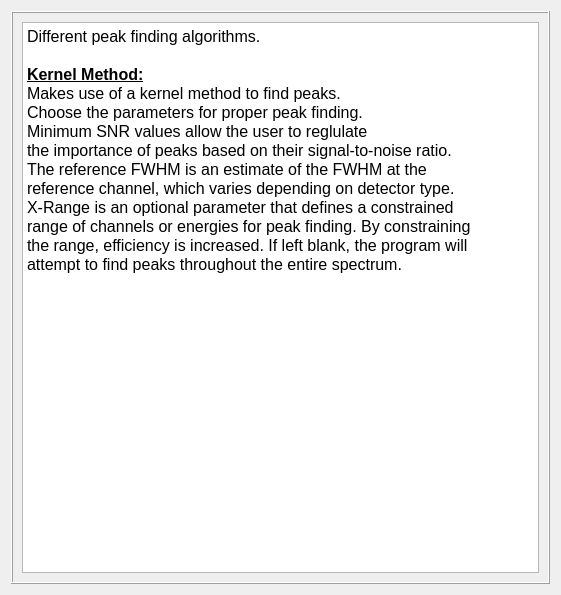
This is nasagamma/win_info_peak_find.ui in mauricioAyllon/NASA-gamma as Qt 5 draws it before an edit. The edited form follows.
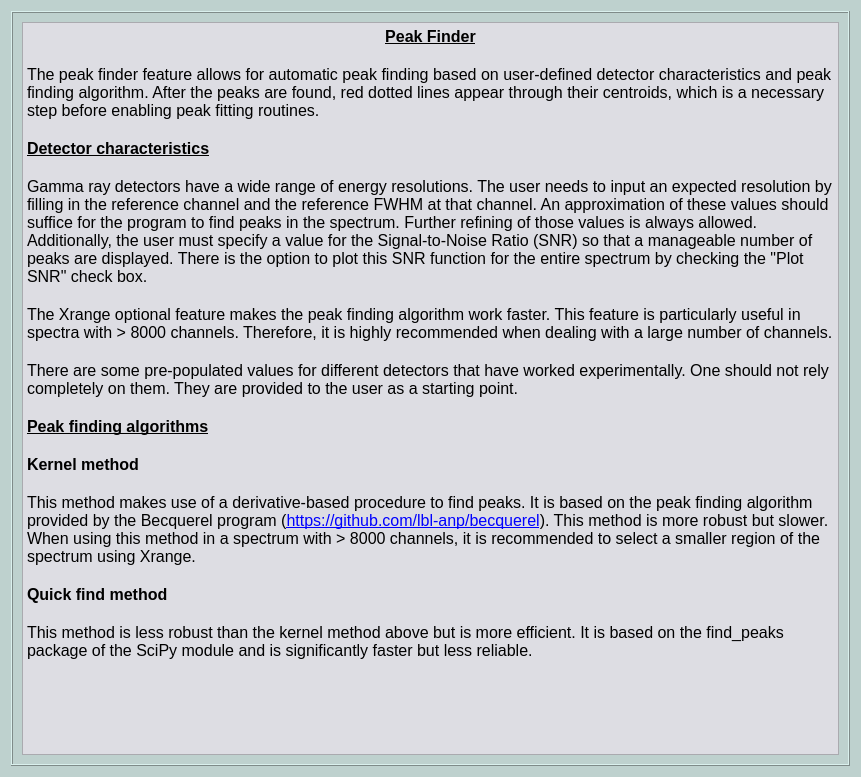
This is the edited form.

Diff of the .ui file:
```diff
--- a/nasagamma/win_info_peak_find.ui
+++ b/nasagamma/win_info_peak_find.ui
@@ -6,13 +6,17 @@
    <rect>
     <x>0</x>
     <y>0</y>
-    <width>561</width>
-    <height>595</height>
+    <width>861</width>
+    <height>777</height>
    </rect>
   </property>
   <property name="windowTitle">
    <string>Dialog</string>
   </property>
+  <property name="styleSheet">
+   <string notr="true">background-color: rgb(190, 209, 206);
+</string>
+  </property>
   <layout class="QGridLayout" name="gridLayout">
    <item row="0" column="0">
     <widget class="QFrame" name="frame">
@@ -25,24 +29,36 @@
      <layout class="QGridLayout" name="gridLayout_2">
       <item row="0" column="0">
        <widget class="QTextEdit" name="textEdit">
+        <property name="styleSheet">
+         <string notr="true">background-color: rgb(221, 221, 227);</string>
+        </property>
         <property name="html">
          <string>&lt;!DOCTYPE HTML PUBLIC &quot;-//W3C//DTD HTML 4.0//EN&quot; &quot;http://www.w3.org/TR/REC-html40/strict.dtd&quot;&gt;
 &lt;html&gt;&lt;head&gt;&lt;meta name=&quot;qrichtext&quot; content=&quot;1&quot; /&gt;&lt;style type=&quot;text/css&quot;&gt;
 p, li { white-space: pre-wrap; }
 &lt;/style&gt;&lt;/head&gt;&lt;body style=&quot; font-family:'MS Shell Dlg 2'; font-size:7.8pt; font-weight:400; font-style:normal;&quot;&gt;
-&lt;p style=&quot; margin-top:0px; margin-bottom:0px; margin-left:0px; margin-right:0px; -qt-block-indent:0; text-indent:0px;&quot;&gt;&lt;span style=&quot; font-size:12pt;&quot;&gt;Different peak finding algorithms.&lt;/span&gt;&lt;/p&gt;
+&lt;p align=&quot;center&quot; style=&quot; margin-top:0px; margin-bottom:0px; margin-left:0px; margin-right:0px; -qt-block-indent:0; text-indent:0px;&quot;&gt;&lt;span style=&quot; font-size:12pt; font-weight:600; text-decoration: underline;&quot;&gt;Peak Finder&lt;/span&gt;&lt;/p&gt;
+&lt;p align=&quot;center&quot; style=&quot;-qt-paragraph-type:empty; margin-top:0px; margin-bottom:0px; margin-left:0px; margin-right:0px; -qt-block-indent:0; text-indent:0px; font-size:12pt; font-weight:600; text-decoration: underline;&quot;&gt;&lt;br /&gt;&lt;/p&gt;
+&lt;p style=&quot; margin-top:0px; margin-bottom:0px; margin-left:0px; margin-right:0px; -qt-block-indent:0; text-indent:0px;&quot;&gt;&lt;span style=&quot; font-size:12pt;&quot;&gt;The peak finder feature allows for automatic peak finding based on user-defined detector characteristics and peak finding algorithm. After the peaks are found, red dotted lines appear through their centroids, which is a necessary step before enabling peak fitting routines.&lt;/span&gt;&lt;/p&gt;
 &lt;p style=&quot;-qt-paragraph-type:empty; margin-top:0px; margin-bottom:0px; margin-left:0px; margin-right:0px; -qt-block-indent:0; text-indent:0px; font-size:12pt;&quot;&gt;&lt;br /&gt;&lt;/p&gt;
-&lt;p style=&quot; margin-top:0px; margin-bottom:0px; margin-left:0px; margin-right:0px; -qt-block-indent:0; text-indent:0px;&quot;&gt;&lt;span style=&quot; font-size:12pt; font-weight:600; text-decoration: underline;&quot;&gt;Kernel Method:&lt;/span&gt;&lt;/p&gt;
-&lt;p style=&quot; margin-top:0px; margin-bottom:0px; margin-left:0px; margin-right:0px; -qt-block-indent:0; text-indent:0px;&quot;&gt;&lt;span style=&quot; font-size:12pt;&quot;&gt;Makes use of a kernel method to find peaks.&lt;/span&gt;&lt;/p&gt;
-&lt;p style=&quot; margin-top:0px; margin-bottom:0px; margin-left:0px; margin-right:0px; -qt-block-indent:0; text-indent:0px;&quot;&gt;&lt;span style=&quot; font-size:12pt; color:#000000;&quot;&gt;Choose the parameters for proper peak finding.&lt;/span&gt;&lt;/p&gt;
-&lt;p style=&quot; margin-top:0px; margin-bottom:0px; margin-left:0px; margin-right:0px; -qt-block-indent:0; text-indent:0px;&quot;&gt;&lt;span style=&quot; font-size:12pt; color:#000000;&quot;&gt;Minimum SNR values allow the user to reglulate&lt;/span&gt;&lt;/p&gt;
-&lt;p style=&quot; margin-top:0px; margin-bottom:0px; margin-left:0px; margin-right:0px; -qt-block-indent:0; text-indent:0px;&quot;&gt;&lt;span style=&quot; font-size:12pt; color:#000000;&quot;&gt;the importance of peaks based on their signal-to-noise ratio. &lt;/span&gt;&lt;/p&gt;
-&lt;p style=&quot; margin-top:0px; margin-bottom:0px; margin-left:0px; margin-right:0px; -qt-block-indent:0; text-indent:0px;&quot;&gt;&lt;span style=&quot; font-size:12pt; color:#000000;&quot;&gt;The reference FWHM is an estimate of the FWHM at the&lt;/span&gt;&lt;/p&gt;
-&lt;p style=&quot; margin-top:0px; margin-bottom:0px; margin-left:0px; margin-right:0px; -qt-block-indent:0; text-indent:0px;&quot;&gt;&lt;span style=&quot; font-size:12pt; color:#000000;&quot;&gt;reference channel, which varies depending on detector type.&lt;/span&gt;&lt;/p&gt;
-&lt;p style=&quot; margin-top:0px; margin-bottom:0px; margin-left:0px; margin-right:0px; -qt-block-indent:0; text-indent:0px;&quot;&gt;&lt;span style=&quot; font-size:12pt; color:#000000;&quot;&gt;X-Range is an optional parameter that defines a constrained&lt;/span&gt;&lt;/p&gt;
-&lt;p style=&quot; margin-top:0px; margin-bottom:0px; margin-left:0px; margin-right:0px; -qt-block-indent:0; text-indent:0px;&quot;&gt;&lt;span style=&quot; font-size:12pt; color:#000000;&quot;&gt;range of channels or energies for peak finding. By constraining&lt;/span&gt;&lt;/p&gt;
-&lt;p style=&quot; margin-top:0px; margin-bottom:0px; margin-left:0px; margin-right:0px; -qt-block-indent:0; text-indent:0px;&quot;&gt;&lt;span style=&quot; font-size:12pt; color:#000000;&quot;&gt;the range, efficiency is increased. If left blank, the program will&lt;/span&gt;&lt;/p&gt;
-&lt;p style=&quot; margin-top:0px; margin-bottom:0px; margin-left:0px; margin-right:0px; -qt-block-indent:0; text-indent:0px;&quot;&gt;&lt;span style=&quot; font-size:12pt; color:#000000;&quot;&gt;attempt to find peaks throughout the entire spectrum.&lt;/span&gt;&lt;/p&gt;&lt;/body&gt;&lt;/html&gt;</string>
+&lt;p style=&quot; margin-top:0px; margin-bottom:0px; margin-left:0px; margin-right:0px; -qt-block-indent:0; text-indent:0px;&quot;&gt;&lt;span style=&quot; font-size:12pt; font-weight:600; text-decoration: underline;&quot;&gt;Detector characteristics&lt;/span&gt;&lt;/p&gt;
+&lt;p style=&quot;-qt-paragraph-type:empty; margin-top:0px; margin-bottom:0px; margin-left:0px; margin-right:0px; -qt-block-indent:0; text-indent:0px; font-size:12pt; font-weight:600; text-decoration: underline;&quot;&gt;&lt;br /&gt;&lt;/p&gt;
+&lt;p style=&quot; margin-top:0px; margin-bottom:0px; margin-left:0px; margin-right:0px; -qt-block-indent:0; text-indent:0px;&quot;&gt;&lt;span style=&quot; font-size:12pt;&quot;&gt;Gamma ray detectors have a wide range of energy resolutions. The user needs to input an expected resolution by filling in the reference channel and the reference FWHM at that channel. An approximation of these values should suffice for the program to find peaks in the spectrum. Further refining of those values is always allowed. Additionally, the user must specify a value for the Signal-to-Noise Ratio (SNR) so that a manageable number of peaks are displayed. There is the option to plot this SNR function for the entire spectrum by checking the &amp;quot;Plot SNR&amp;quot; check box.&lt;/span&gt;&lt;/p&gt;
+&lt;p style=&quot;-qt-paragraph-type:empty; margin-top:0px; margin-bottom:0px; margin-left:0px; margin-right:0px; -qt-block-indent:0; text-indent:0px; font-size:12pt;&quot;&gt;&lt;br /&gt;&lt;/p&gt;
+&lt;p style=&quot; margin-top:0px; margin-bottom:0px; margin-left:0px; margin-right:0px; -qt-block-indent:0; text-indent:0px;&quot;&gt;&lt;span style=&quot; font-size:12pt;&quot;&gt;The Xrange optional feature makes the peak finding algorithm work faster. This feature is particularly useful in spectra with &amp;gt; 8000 channels. Therefore, it is highly recommended when dealing with a large number of channels.&lt;/span&gt;&lt;/p&gt;
+&lt;p style=&quot;-qt-paragraph-type:empty; margin-top:0px; margin-bottom:0px; margin-left:0px; margin-right:0px; -qt-block-indent:0; text-indent:0px; font-size:12pt;&quot;&gt;&lt;br /&gt;&lt;/p&gt;
+&lt;p style=&quot; margin-top:0px; margin-bottom:0px; margin-left:0px; margin-right:0px; -qt-block-indent:0; text-indent:0px;&quot;&gt;&lt;span style=&quot; font-size:12pt;&quot;&gt;There are some pre-populated values for different detectors that have worked experimentally. One should not rely completely on them. They are provided to the user as a starting point.  &lt;/span&gt;&lt;/p&gt;
+&lt;p style=&quot;-qt-paragraph-type:empty; margin-top:0px; margin-bottom:0px; margin-left:0px; margin-right:0px; -qt-block-indent:0; text-indent:0px; font-size:12pt;&quot;&gt;&lt;br /&gt;&lt;/p&gt;
+&lt;p style=&quot; margin-top:0px; margin-bottom:0px; margin-left:0px; margin-right:0px; -qt-block-indent:0; text-indent:0px;&quot;&gt;&lt;span style=&quot; font-size:12pt; font-weight:600; text-decoration: underline;&quot;&gt;Peak finding algorithms&lt;/span&gt;&lt;/p&gt;
+&lt;p style=&quot;-qt-paragraph-type:empty; margin-top:0px; margin-bottom:0px; margin-left:0px; margin-right:0px; -qt-block-indent:0; text-indent:0px; font-size:12pt; font-weight:600; text-decoration: underline;&quot;&gt;&lt;br /&gt;&lt;/p&gt;
+&lt;p style=&quot; margin-top:0px; margin-bottom:0px; margin-left:0px; margin-right:0px; -qt-block-indent:0; text-indent:0px;&quot;&gt;&lt;span style=&quot; font-size:12pt; font-weight:600;&quot;&gt;Kernel method&lt;/span&gt;&lt;/p&gt;
+&lt;p style=&quot;-qt-paragraph-type:empty; margin-top:0px; margin-bottom:0px; margin-left:0px; margin-right:0px; -qt-block-indent:0; text-indent:0px; font-size:12pt; font-weight:600;&quot;&gt;&lt;br /&gt;&lt;/p&gt;
+&lt;p style=&quot; margin-top:0px; margin-bottom:0px; margin-left:0px; margin-right:0px; -qt-block-indent:0; text-indent:0px;&quot;&gt;&lt;span style=&quot; font-size:12pt;&quot;&gt;This method makes use of a derivative-based procedure to find peaks. It is based on the peak finding algorithm provided by the Becquerel program (&lt;/span&gt;&lt;span style=&quot; font-size:12pt; text-decoration: underline; color:#0000ff;&quot;&gt;https://github.com/lbl-anp/becquerel&lt;/span&gt;&lt;span style=&quot; font-size:12pt;&quot;&gt;). This method is more robust but slower. When using this method in a spectrum with &amp;gt; 8000 channels, it is recommended to select a smaller region of the spectrum using Xrange.&lt;/span&gt;&lt;/p&gt;
+&lt;p style=&quot;-qt-paragraph-type:empty; margin-top:0px; margin-bottom:0px; margin-left:0px; margin-right:0px; -qt-block-indent:0; text-indent:0px; font-size:12pt;&quot;&gt;&lt;br /&gt;&lt;/p&gt;
+&lt;p style=&quot; margin-top:0px; margin-bottom:0px; margin-left:0px; margin-right:0px; -qt-block-indent:0; text-indent:0px;&quot;&gt;&lt;span style=&quot; font-size:12pt; font-weight:600;&quot;&gt;Quick find method&lt;/span&gt;&lt;/p&gt;
+&lt;p style=&quot;-qt-paragraph-type:empty; margin-top:0px; margin-bottom:0px; margin-left:0px; margin-right:0px; -qt-block-indent:0; text-indent:0px; font-size:12pt; font-weight:600;&quot;&gt;&lt;br /&gt;&lt;/p&gt;
+&lt;p style=&quot; margin-top:0px; margin-bottom:0px; margin-left:0px; margin-right:0px; -qt-block-indent:0; text-indent:0px;&quot;&gt;&lt;span style=&quot; font-size:12pt;&quot;&gt;This method is less robust than the kernel method above but is more efficient. It is based on the find_peaks package of the SciPy module and is significantly faster but less reliable. &lt;/span&gt;&lt;/p&gt;
+&lt;p style=&quot;-qt-paragraph-type:empty; margin-top:0px; margin-bottom:0px; margin-left:0px; margin-right:0px; -qt-block-indent:0; text-indent:0px;&quot;&gt;&lt;br /&gt;&lt;/p&gt;&lt;/body&gt;&lt;/html&gt;</string>
         </property>
        </widget>
       </item>
```
